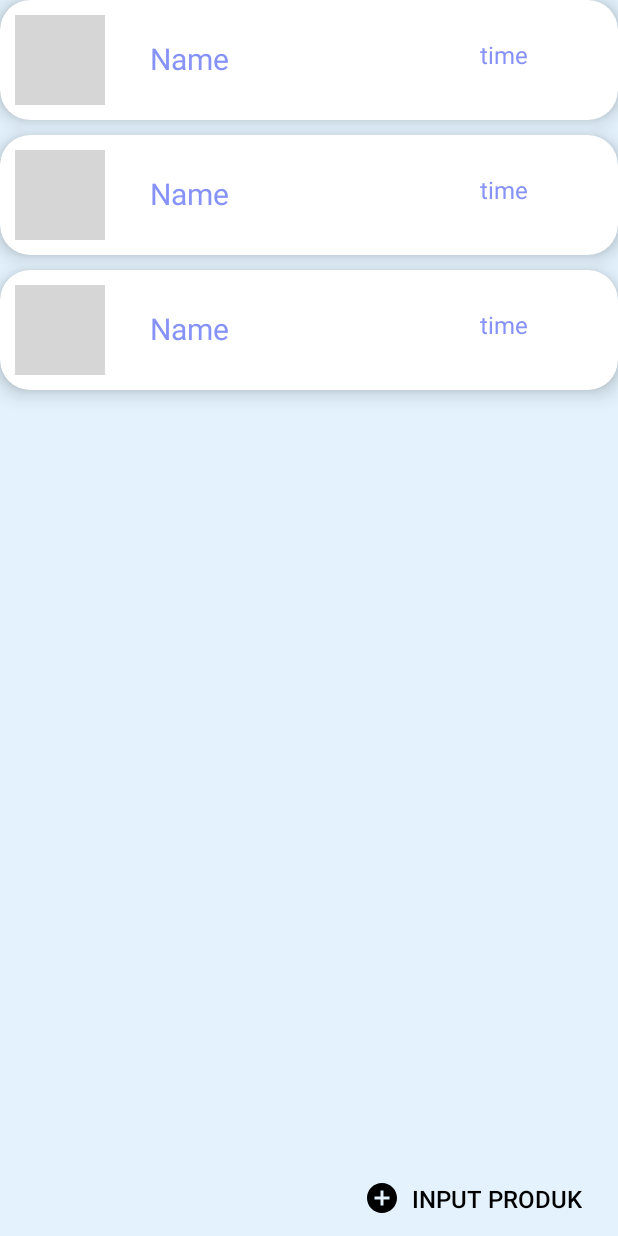
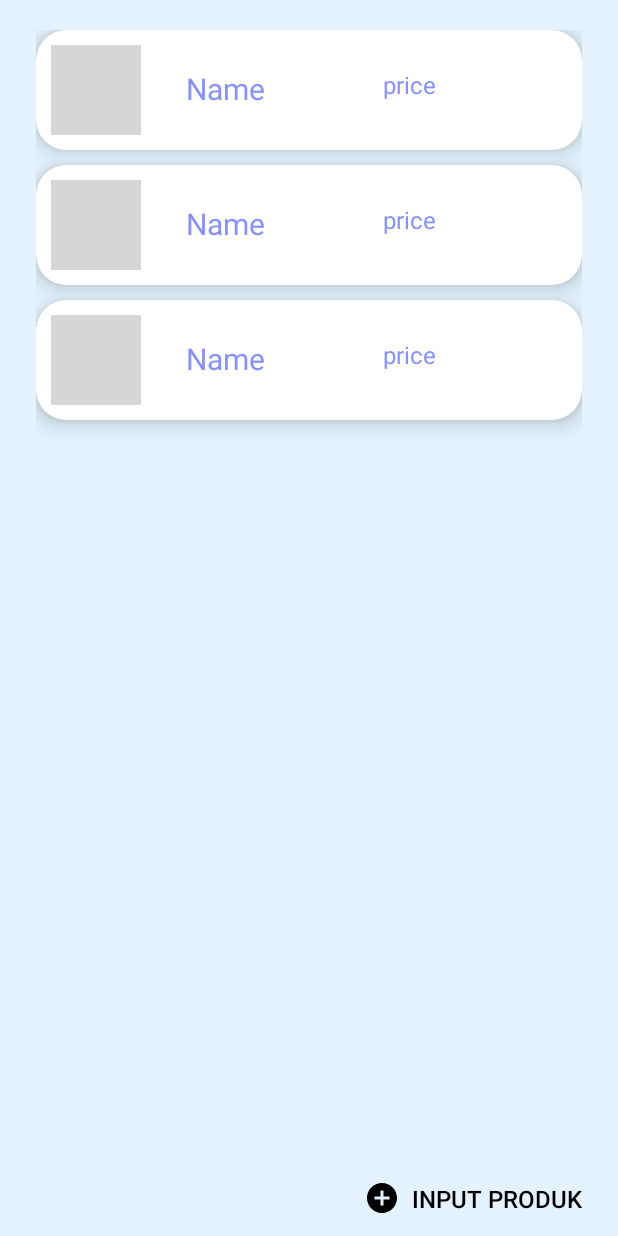
Before and after one commit to allatifatulmuharomiah/App-katalog-minimarket, an Android app: the layout activity_minuman.xml on its own in the app's theme, with its tools: preview values and no code run, on a phone screen of 412 x 824 dp. Run offline under Robolectric (Android 15) with nearby library versions, the light colour scheme and no system bars; grey boxes are pictures that could not be loaded.

Commit message:
list beres, minuman beress

```diff
--- a/app/src/main/res/layout/activity_minuman.xml
+++ b/app/src/main/res/layout/activity_minuman.xml
@@ -15,7 +15,10 @@
         android:divider="@android:color/transparent"
         android:dividerHeight="10.0sp"
         android:scrollbars="vertical"
-        tools:listitem="@layout/list" />
+        tools:listitem="@layout/list"
+        android:layout_marginStart="24dp"
+        android:layout_marginTop="20dp"
+        android:layout_marginEnd="24dp"/>
 
     <Button
         android:id="@+id/input"
--- a/app/src/main/res/layout/list.xml
+++ b/app/src/main/res/layout/list.xml
@@ -37,15 +37,15 @@
             android:layout_toEndOf="@id/listImage"/>
 
         <TextView
+            android:id="@+id/listPrice"
             android:layout_width="80dp"
             android:layout_height="30dp"
-            android:id="@+id/listPrice"
-            android:text="time"
-            android:textSize="16sp"
+            android:layout_marginStart="11dp"
+            android:layout_marginTop="25dp"
             android:layout_toEndOf="@id/listName"
-            android:layout_marginTop="25dp"
-            android:layout_marginStart="100dp"
-            android:textColor="@color/lavender"/>
+            android:text="price"
+            android:textColor="@color/lavender"
+            android:textSize="16sp" />
 
     </RelativeLayout>
 
```
Also changed, not shown: app/src/main/java/android/example/minimarket/minuman.java (+46 -22 lines).
